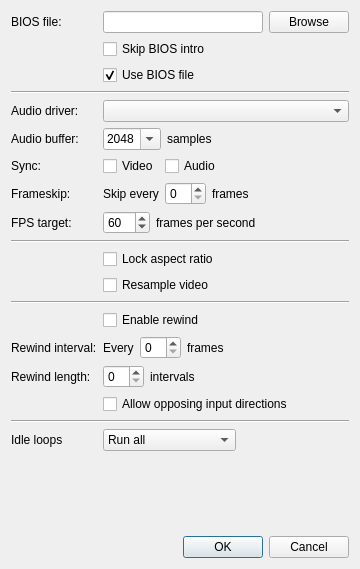
Old version of the form Libretro/mgba/src/platform/qt/SettingsView.ui in the repository kiddreads/Avalon-copy2.
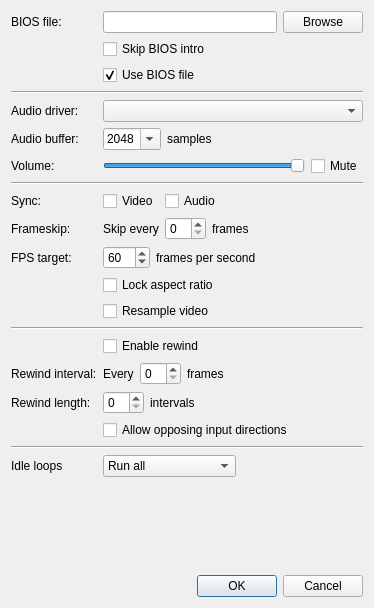
New version of the form.

Commit message: Volume control

Diff of the .ui file:
```diff
--- a/Libretro/mgba/src/platform/qt/SettingsView.ui
+++ b/Libretro/mgba/src/platform/qt/SettingsView.ui
@@ -6,8 +6,8 @@
    <rect>
     <x>0</x>
     <y>0</y>
-    <width>360</width>
-    <height>569</height>
+    <width>374</width>
+    <height>608</height>
    </rect>
   </property>
   <property name="sizePolicy">
@@ -146,13 +146,54 @@
       </layout>
      </item>
      <item row="6" column="0">
+      <widget class="QLabel" name="label_16">
+       <property name="text">
+        <string>Volume:</string>
+       </property>
+      </widget>
+     </item>
+     <item row="6" column="1">
+      <layout class="QHBoxLayout" name="horizontalLayout_5">
+       <item>
+        <widget class="QSlider" name="volume">
+         <property name="maximum">
+          <number>256</number>
+         </property>
+         <property name="pageStep">
+          <number>16</number>
+         </property>
+         <property name="value">
+          <number>256</number>
+         </property>
+         <property name="orientation">
+          <enum>Qt::Horizontal</enum>
+         </property>
+        </widget>
+       </item>
+       <item>
+        <widget class="QCheckBox" name="mute">
+         <property name="text">
+          <string>Mute</string>
+         </property>
+        </widget>
+       </item>
+      </layout>
+     </item>
+     <item row="7" column="0" colspan="2">
+      <widget class="Line" name="line">
+       <property name="orientation">
+        <enum>Qt::Horizontal</enum>
+       </property>
+      </widget>
+     </item>
+     <item row="8" column="0">
       <widget class="QLabel" name="label_2">
        <property name="text">
         <string>Sync:</string>
        </property>
       </widget>
      </item>
-     <item row="6" column="1">
+     <item row="8" column="1">
       <layout class="QHBoxLayout" name="horizontalLayout_10">
        <item>
         <widget class="QCheckBox" name="videoSync">
@@ -170,14 +211,14 @@
        </item>
       </layout>
      </item>
-     <item row="7" column="0">
+     <item row="9" column="0">
       <widget class="QLabel" name="label_9">
        <property name="text">
         <string>Frameskip:</string>
        </property>
       </widget>
      </item>
-     <item row="7" column="1">
+     <item row="9" column="1">
       <layout class="QHBoxLayout" name="horizontalLayout_16">
        <item>
         <widget class="QLabel" name="label_12">
@@ -198,14 +239,14 @@
        </item>
       </layout>
      </item>
-     <item row="8" column="0">
+     <item row="10" column="0">
       <widget class="QLabel" name="label_3">
        <property name="text">
         <string>FPS target:</string>
        </property>
       </widget>
      </item>
-     <item row="8" column="1">
+     <item row="10" column="1">
       <layout class="QHBoxLayout" name="horizontalLayout_2">
        <item>
         <widget class="QSpinBox" name="fpsTarget">
@@ -226,49 +267,42 @@
        </item>
       </layout>
      </item>
-     <item row="9" column="0" colspan="2">
-      <widget class="Line" name="line">
-       <property name="orientation">
-        <enum>Qt::Horizontal</enum>
-       </property>
-      </widget>
-     </item>
-     <item row="10" column="1">
+     <item row="11" column="1">
       <widget class="QCheckBox" name="lockAspectRatio">
        <property name="text">
         <string>Lock aspect ratio</string>
        </property>
       </widget>
      </item>
-     <item row="11" column="1">
+     <item row="12" column="1">
       <widget class="QCheckBox" name="resampleVideo">
        <property name="text">
         <string>Resample video</string>
        </property>
       </widget>
      </item>
-     <item row="12" column="0" colspan="2">
+     <item row="13" column="0" colspan="2">
       <widget class="Line" name="line_3">
        <property name="orientation">
         <enum>Qt::Horizontal</enum>
        </property>
       </widget>
      </item>
-     <item row="13" column="1">
+     <item row="14" column="1">
       <widget class="QCheckBox" name="rewind">
        <property name="text">
         <string>Enable rewind</string>
        </property>
       </widget>
      </item>
-     <item row="14" column="0">
+     <item row="15" column="0">
       <widget class="QLabel" name="label_4">
        <property name="text">
         <string>Rewind interval:</string>
        </property>
       </widget>
      </item>
-     <item row="14" column="1">
+     <item row="15" column="1">
       <layout class="QHBoxLayout" name="horizontalLayout_12">
        <item>
         <widget class="QLabel" name="label_5">
@@ -289,14 +323,14 @@
        </item>
       </layout>
      </item>
-     <item row="15" column="0">
+     <item row="16" column="0">
       <widget class="QLabel" name="label_8">
        <property name="text">
         <string>Rewind length:</string>
        </property>
       </widget>
      </item>
-     <item row="15" column="1">
+     <item row="16" column="1">
       <layout class="QHBoxLayout" name="horizontalLayout_13">
        <item>
         <widget class="QSpinBox" name="rewindCapacity"/>
@@ -310,21 +344,28 @@
        </item>
       </layout>
      </item>
-     <item row="17" column="0" colspan="2">
+     <item row="17" column="1">
+      <widget class="QCheckBox" name="allowOpposingDirections">
+       <property name="text">
+        <string>Allow opposing input directions</string>
+       </property>
+      </widget>
+     </item>
+     <item row="18" column="0" colspan="2">
       <widget class="Line" name="line_4">
        <property name="orientation">
         <enum>Qt::Horizontal</enum>
        </property>
       </widget>
      </item>
-     <item row="18" column="0">
+     <item row="19" column="0">
       <widget class="QLabel" name="label_15">
        <property name="text">
         <string>Idle loops</string>
        </property>
       </widget>
      </item>
-     <item row="18" column="1">
+     <item row="19" column="1">
       <widget class="QComboBox" name="idleOptimization">
        <item>
         <property name="text">
@@ -343,13 +384,6 @@
        </item>
       </widget>
      </item>
-     <item row="16" column="1">
-      <widget class="QCheckBox" name="allowOpposingDirections">
-       <property name="text">
-        <string>Allow opposing input directions</string>
-       </property>
-      </widget>
-     </item>
     </layout>
    </item>
    <item>
```
The commit also changes 13 other files.
